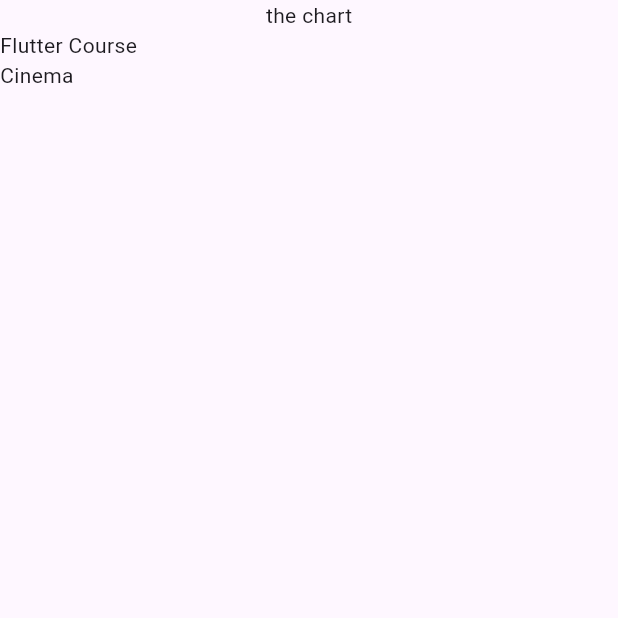
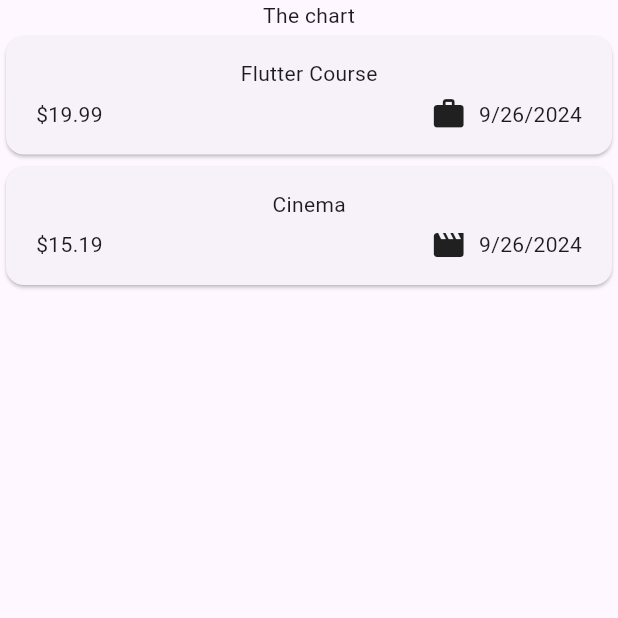
Before and after one commit to franedsandi/expense_tracker, a Flutter app: the screen it shows after launch, on a phone screen of 412 x 824 dp, the top half of it. Run offline on Flutter 3.47's test engine with Material 3 defaults, Android fonts, the phone set to English and light mode, and no system bars.

Commit message:
reorganized documents and display cards  with the formated data

```diff
--- a/lib/Models/expense.dart
+++ b/lib/Models/expense.dart
@@ -1,8 +1,18 @@
 import 'package:uuid/uuid.dart';
+import 'package:flutter/material.dart';
+import 'package:intl/intl.dart';
 
+final formatter = DateFormat.yMd();
 const uuid = Uuid();
 
 enum Category { food, travel, leisure, work }
+
+const categoryIcons = {
+  Category.food: Icons.lunch_dining,
+  Category.travel: Icons.flight_takeoff,
+  Category.work: Icons.work,
+  Category.leisure: Icons.movie,
+};
 
 class Expense {
   Expense({
@@ -17,4 +27,10 @@ class Expense {
   final double amount;
   final DateTime date;
   final Category category;
+
+  String get formattedDate {
+    return formatter.format(date);
+  }
 }
+
+/* to format dates we can use intl package that autoformat dates */
--- a/lib/main.dart
+++ b/lib/main.dart
@@ -1,6 +1,6 @@
 import 'package:flutter/material.dart';
 
-import 'package:expense_tracker/expenses.dart';
+import 'package:expense_tracker/widget/expenses.dart';
 
 void main() {
   runApp(
--- a/lib/expenses.dart
+++ b/lib/widget/expenses.dart
@@ -1,6 +1,6 @@
-import 'package:expense_tracker/expenses_list.dart';
+import 'package:expense_tracker/widget/expenses_list/expenses_list.dart';
 import 'package:flutter/material.dart';
-import './Models/expense.dart';
+import '../Models/expense.dart';
 
 class Expenses extends StatefulWidget {
   const Expenses({super.key});
@@ -28,7 +28,7 @@ class _ExpensesState extends State<Expenses> {
     return Scaffold(
       body: Column(
         children: [
-          const Text('the chart'),
+          const Text('The chart'),
           Expanded(
             child: ExpensesList(expenses: _registeredExpences),
           )
--- /dev/null
+++ b/lib/widget/expenses_list/expense_item.dart
@@ -0,0 +1,39 @@
+import 'package:flutter/material.dart';
+import 'package:expense_tracker/Models/expense.dart';
+
+class ExpenseItem extends StatelessWidget {
+  const ExpenseItem(this.expense, {super.key});
+
+  final Expense expense;
+
+  @override
+  Widget build(BuildContext context) {
+    return Card(
+      child: Padding(
+        padding: const EdgeInsets.symmetric(
+          horizontal: 20,
+          vertical: 15,
+        ),
+        child: Column(
+          children: [
+            Text(expense.title),
+            const SizedBox(height: 5),
+            Row(
+              children: [
+                Text('\$${expense.amount.toStringAsFixed(2)}'),
+                const Spacer(),
+                Row(
+                  children: [
+                    Icon(categoryIcons[expense.category]),
+                    const SizedBox(width: 8),
+                    Text(expense.formattedDate),
+                  ],
+                ),
+              ],
+            ),
+          ],
+        ),
+      ),
+    );
+  }
+}
--- a/lib/expenses_list.dart
+++ b/lib/widget/expenses_list/expenses_list.dart
@@ -1,5 +1,6 @@
+import 'package:expense_tracker/widget/expenses_list/expense_item.dart';
 import 'package:flutter/material.dart';
-import './Models/expense.dart';
+import '../../Models/expense.dart';
 
 class ExpensesList extends StatelessWidget {
   const ExpensesList({super.key, required this.expenses});
@@ -10,7 +11,7 @@ class ExpensesList extends StatelessWidget {
   Widget build(BuildContext context) {
     return ListView
         .builder /* tells flutter to build a scrollable widget only when they are visible --> list is longer than the height specified of screen size*/ (
-      itemBuilder: (ctx, index) => Text(expenses[index].title),
+      itemBuilder: (ctx, index) => ExpenseItem(expenses[index]),
       itemCount: expenses.length,
     );
   }
--- a/pubspec.yaml
+++ b/pubspec.yaml
@@ -36,6 +36,7 @@ dependencies:
   # Use with the CupertinoIcons class for iOS style icons.
   cupertino_icons: ^1.0.8
   uuid: ^4.5.0
+  intl: ^0.19.0
 
 dev_dependencies:
   flutter_test:
```
Also changed, not shown: pubspec.lock.
